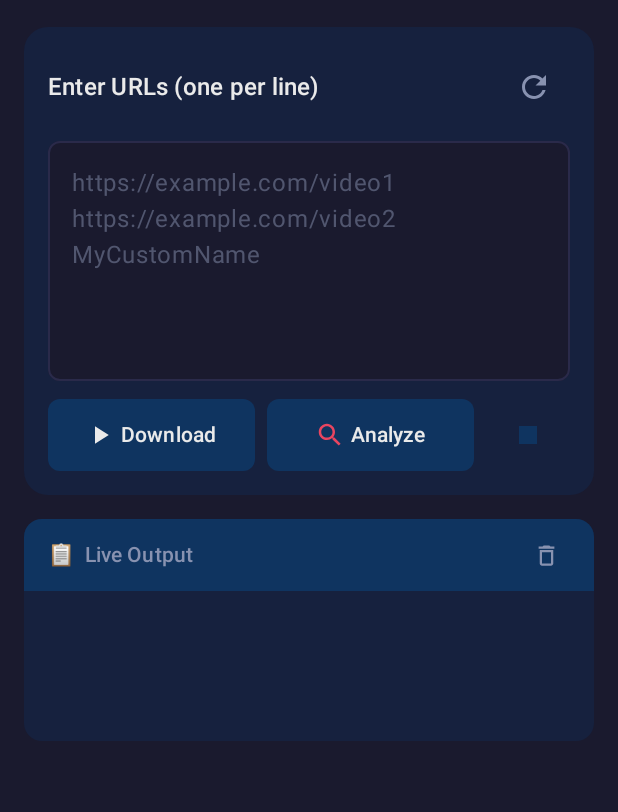
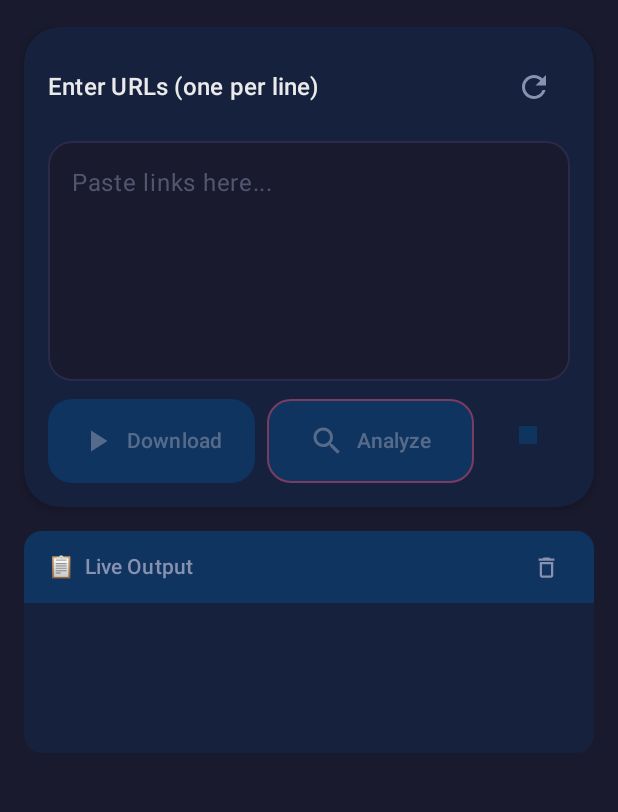
Before and after one commit to yungb1337/universal_media_downloader, an Android app built with Jetpack Compose: the screen it shows after launch (MainActivity), on a phone screen of 412 x 824 dp, the part 69-881 px from its top. Run offline under Robolectric (Android 15) with nearby library versions, the light colour scheme and no system bars; libraries missing offline, so code that uses them is left out: com.chaquo.python; 3 statements that could not run were skipped.

Commit message:
WORKING, UI Enhanced

```diff
--- a/universal_downloader/android/app/src/main/java/com/universaldownloader/engine/DownloadEngine.kt
+++ b/universal_downloader/android/app/src/main/java/com/universaldownloader/engine/DownloadEngine.kt
@@ -103,8 +103,8 @@ class DownloadEngine(private val pythonBridge: PythonBridge) {
         downloadJob?.join()
     }
 
-    /** Cancel all active downloads. */
     fun cancel() {
+        PythonBridge.setCancel(true)
         downloadJob?.cancel()
         _sessionState.update { it.copy(isRunning = false) }
         addLog("⏹  Download stopped by user.", LogTag.WARNING)
--- a/universal_downloader/android/app/src/main/java/com/universaldownloader/engine/PythonBridge.kt
+++ b/universal_downloader/android/app/src/main/java/com/universaldownloader/engine/PythonBridge.kt
@@ -8,6 +8,7 @@ import kotlinx.coroutines.Dispatchers
 import kotlinx.coroutines.withContext
 import org.json.JSONObject
 import java.io.File
+import java.util.concurrent.atomic.AtomicBoolean
 
 /**
  * Bridge between Kotlin and the Python yt-dlp backend.
@@ -17,6 +18,20 @@ import java.io.File
  * The Python bridge preserves all the download logic from ytdlp_backend.py.
  */
 class PythonBridge {
+
+    companion object {
+        private val _shouldCancel = AtomicBoolean(false)
+
+        @JvmStatic
+        fun setCancel(cancel: Boolean) {
+            _shouldCancel.set(cancel)
+        }
+
+        @JvmStatic
+        fun isCancelled(): Boolean {
+            return _shouldCancel.get()
+        }
+    }
 
     private val python: Python by lazy { Python.getInstance() }
     private val bridge: PyObject by lazy { python.getModule("download_bridge") }
@@ -50,7 +65,7 @@ class PythonBridge {
         customName: String? = null,
         onProgress: ((String) -> Unit)? = null
     ): DownloadResult = withContext(Dispatchers.IO) {
-
+        setCancel(false)
         val ffmpegPath = getFFmpegPath()
 
         val listener = onProgress?.let { callback ->
--- a/universal_downloader/android/app/src/main/java/com/universaldownloader/ui/screens/HomeScreen.kt
+++ b/universal_downloader/android/app/src/main/java/com/universaldownloader/ui/screens/HomeScreen.kt
@@ -1,5 +1,6 @@
 package com.universaldownloader.ui.screens
 
+import androidx.compose.foundation.BorderStroke
 import androidx.compose.foundation.layout.Arrangement
 import androidx.compose.foundation.layout.Column
 import androidx.compose.foundation.layout.PaddingValues
@@ -14,6 +15,7 @@ import androidx.compose.foundation.lazy.LazyColumn
 import androidx.compose.foundation.lazy.items
 import androidx.compose.foundation.shape.RoundedCornerShape
 import androidx.compose.material.icons.Icons
+import androidx.compose.material.icons.filled.Close
 import androidx.compose.material.icons.filled.PlayArrow
 import androidx.compose.material.icons.filled.Refresh
 import androidx.compose.material.icons.filled.Search
@@ -112,7 +114,8 @@ fun HomeScreen(
             item {
                 Card(
                     colors = CardDefaults.cardColors(containerColor = Surface),
-                    shape = RoundedCornerShape(16.dp),
+                    shape = RoundedCornerShape(24.dp),
+                    elevation = CardDefaults.cardElevation(defaultElevation = 4.dp),
                     modifier = Modifier.fillMaxWidth()
                 ) {
                     Column(
@@ -142,14 +145,25 @@ fun HomeScreen(
                             value = linksText,
                             onValueChange = { viewModel.onLinksTextChange(it) },
                             modifier = Modifier
-                                    .fillMaxWidth()
-                                    .height(160.dp),
+                                .fillMaxWidth()
+                                .height(160.dp),
                             textStyle = MaterialTheme.typography.bodyMedium.copy(color = TextPrimary),
                             placeholder = {
                                 Text(
-                                    "https://example.com/video1\nhttps://example.com/video2 MyCustomName",
+                                    "Paste links here...",
                                     color = TextSecondary.copy(alpha = 0.5f)
                                 )
+                            },
+                            trailingIcon = {
+                                if (linksText.isNotEmpty()) {
+                                    IconButton(onClick = { viewModel.onLinksTextChange("") }) {
+                                        Icon(
+                                            Icons.Default.Close,
+                                            contentDescription = "Clear all",
+                                            tint = Accent.copy(alpha = 0.8f)
+                                        )
+                                    }
+                                }
                             },
                             colors = OutlinedTextFieldDefaults.colors(
                                 focusedBorderColor = Accent,
@@ -157,7 +171,7 @@ fun HomeScreen(
                                 focusedContainerColor = Background,
                                 unfocusedContainerColor = Background,
                             ),
-                            shape = RoundedCornerShape(8.dp)
+                            shape = RoundedCornerShape(16.dp)
                         )
 
                         // Action Buttons (Start / Analyze / Stop)
@@ -170,28 +184,27 @@ fun HomeScreen(
                                 enabled = !state.isRunning && linksText.isNotBlank() && !isAnalyzing,
                                 colors = ButtonDefaults.buttonColors(
                                     containerColor = Accent,
+                                    contentColor = Background,
                                     disabledContainerColor = Panel
                                 ),
-                                shape = RoundedCornerShape(8.dp),
-                                contentPadding = PaddingValues(horizontal = 8.dp),
+                                shape = RoundedCornerShape(16.dp),
+                                contentPadding = PaddingValues(horizontal = 16.dp),
                                 modifier = Modifier
                                     .weight(1f)
-                                    .height(48.dp)
+                                    .height(56.dp)
                             ) {
                                 Row(
-                                    horizontalArrangement = Arrangement.spacedBy(4.dp),
+                                    horizontalArrangement = Arrangement.spacedBy(8.dp),
                                     verticalAlignment = Alignment.CenterVertically
                                 ) {
                                     Icon(
                                         Icons.Default.PlayArrow,
                                         contentDescription = null,
-                                        tint = TextPrimary,
-                                        modifier = Modifier.size(20.dp)
+                                        modifier = Modifier.size(24.dp)
                                     )
                                     Text(
                                         text = "Download",
-                                        color = TextPrimary,
-                                        style = MaterialTheme.typography.labelLarge,
+                                        style = MaterialTheme.typography.titleSmall,
                                         maxLines = 1,
                                         softWrap = false
                                     )
@@ -203,21 +216,23 @@ fun HomeScreen(
                                 enabled = !state.isRunning && linksText.isNotBlank() && !isAnalyzing,
                                 colors = ButtonDefaults.buttonColors(
                                     containerColor = Surface,
+                                    contentColor = Accent,
                                     disabledContainerColor = Panel
                                 ),
-                                shape = RoundedCornerShape(8.dp),
-                                contentPadding = PaddingValues(horizontal = 8.dp),
+                                shape = RoundedCornerShape(16.dp),
+                                border = BorderStroke(1.dp, Accent.copy(alpha = 0.5f)),
+                                contentPadding = PaddingValues(horizontal = 12.dp),
                                 modifier = Modifier
                                     .weight(1f)
-                                    .height(48.dp)
+                                    .height(56.dp)
                             ) {
                                 Row(
-                                    horizontalArrangement = Arrangement.spacedBy(4.dp),
+                                    horizontalArrangement = Arrangement.spacedBy(8.dp),
                                     verticalAlignment = Alignment.CenterVertically
                                 ) {
                                     if (isAnalyzing) {
                                         CircularProgressIndicator(
-                                            modifier = Modifier.size(18.dp),
+                                            modifier = Modifier.size(20.dp),
                                             color = Accent,
                                             strokeWidth = 2.dp
                                         )
@@ -225,13 +240,11 @@ fun HomeScreen(
                                         Icon(
                                             Icons.Default.Search,
                                             contentDescription = null,
-                                            tint = Accent,
-                                            modifier = Modifier.size(20.dp)
+                                            modifier = Modifier.size(24.dp)
                                         )
                                         Text(
                                             text = "Analyze",
-                                            color = TextPrimary,
-                                            style = MaterialTheme.typography.labelLarge,
+                                            style = MaterialTheme.typography.titleSmall,
                                             maxLines = 1,
                                             softWrap = false
                                         )
```
Also changed, not shown: 2 other files.
